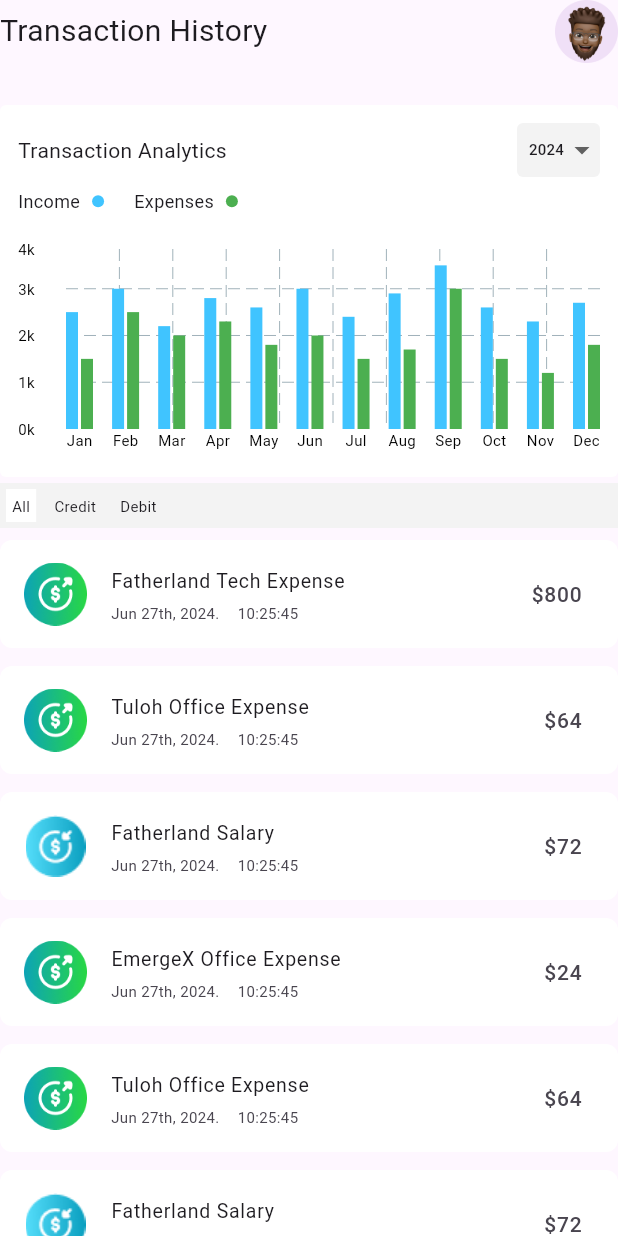
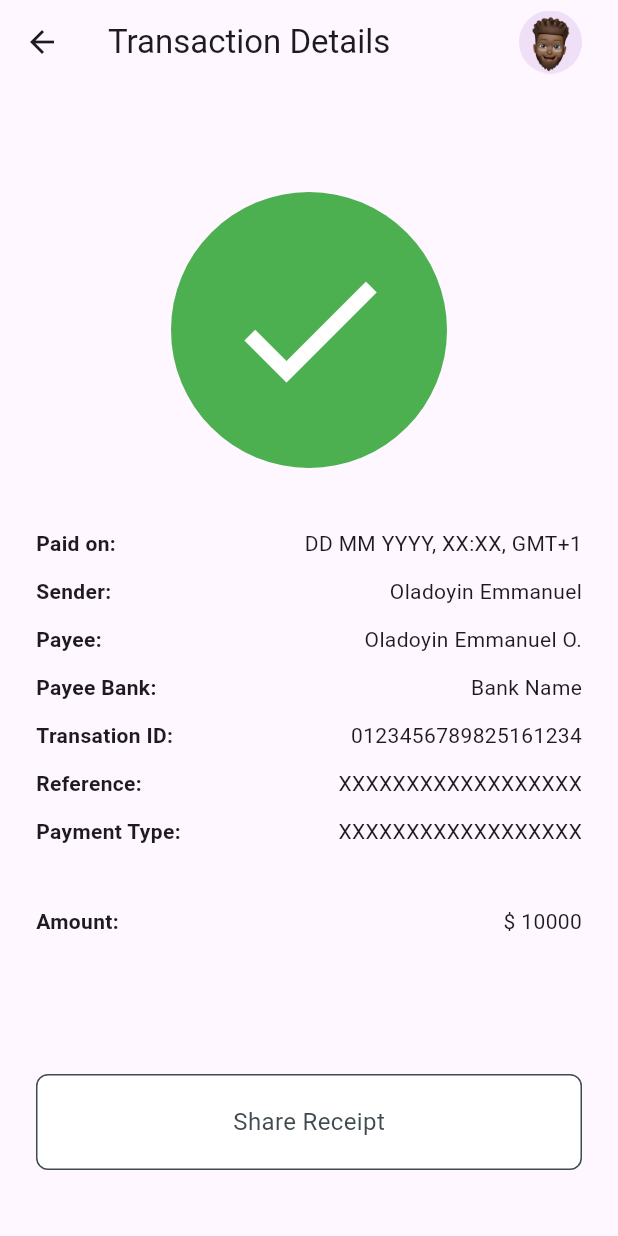
Before and after one commit to olumuyiwaa/fatherland-money, a Flutter app: the TransactionLog widget shown alone on an empty page, opened directly, after a tap on "Fatherland Tech Expense", on a phone screen of 412 x 824 dp. Run offline on Flutter 3.47's test engine with Material 3 defaults, Android fonts, the phone set to English and light mode, and no system bars; drawn by our look-alikes of fl_chart.

Commit message:
"Updated padding, font sizes, and icons in TransactionLog and TransactionHistoryCard widgets, and modified TransferAndRemitanceBalance widget layout."

```diff
--- /dev/null
+++ b/lib/pages/transaction_details.dart
@@ -0,0 +1,185 @@
+import '../pages/profile.dart';
+import 'package:flutter/material.dart';
+
+class TransactionDetails extends StatelessWidget {
+  const TransactionDetails({super.key});
+
+  @override
+  Widget build(BuildContext context) {
+    return Scaffold(
+      appBar: AppBar(
+        title: const Text('Transaction Details'),
+        centerTitle: false,
+        actions: [
+          GestureDetector(
+            onTap: () {
+              Navigator.push(context,
+                  MaterialPageRoute(builder: (context) => const Profile()));
+            },
+            child: const Image(
+              height: 42,
+              width: 42,
+              image: AssetImage('assets/image-1.png'),
+            ),
+          ),
+          const SizedBox(
+            width: 24,
+          )
+        ],
+      ),
+      body: Padding(
+          padding: const EdgeInsets.symmetric(vertical: 32, horizontal: 24),
+          child: Column(
+            mainAxisAlignment: MainAxisAlignment.spaceBetween,
+            children: [
+              Column(
+                children: [
+                  Padding(
+                    padding: const EdgeInsets.symmetric(vertical: 40),
+                    child: Container(
+                      padding: const EdgeInsets.all(32),
+                      decoration: BoxDecoration(
+                          borderRadius: BorderRadius.circular(100),
+                          color: Colors.green),
+                      child: const Icon(
+                        Icons.check,
+                        color: Colors.white,
+                        size: 120,
+                      ),
+                    ),
+                  ),
+                  const Row(
+                    mainAxisAlignment: MainAxisAlignment.spaceBetween,
+                    children: [
+                      Text(
+                        'Paid on:',
+                        style: TextStyle(fontWeight: FontWeight.bold),
+                      ),
+                      Text('DD MM YYYY, XX:XX, GMT+1'),
+                    ],
+                  ),
+                  const SizedBox(
+                    height: 12,
+                  ),
+                  const Row(
+                    mainAxisAlignment: MainAxisAlignment.spaceBetween,
+                    children: [
+                      Text(
+                        'Sender:',
+                        style: TextStyle(fontWeight: FontWeight.bold),
+                      ),
+                      Text('Oladoyin Emmanuel'),
+                    ],
+                  ),
+                  const SizedBox(
+                    height: 12,
+                  ),
+                  const Row(
+                    mainAxisAlignment: MainAxisAlignment.spaceBetween,
+                    children: [
+                      Text(
+                        'Payee:',
+                        style: TextStyle(fontWeight: FontWeight.bold),
+                      ),
+                      Text('Oladoyin Emmanuel O.'),
+                    ],
+                  ),
+                  const SizedBox(
+                    height: 12,
+                  ),
+                  const Row(
+                    mainAxisAlignment: MainAxisAlignment.spaceBetween,
+                    children: [
+                      Text(
+                        'Payee Bank:',
+                        style: TextStyle(fontWeight: FontWeight.bold),
+                      ),
+                      Text('Bank Name'),
+                    ],
+                  ),
+                  const SizedBox(
+                    height: 12,
+                  ),
+                  const Row(
+                    mainAxisAlignment: MainAxisAlignment.spaceBetween,
+                    children: [
+                      Text(
+                        'Transation ID:',
+                        style: TextStyle(fontWeight: FontWeight.bold),
+                      ),
+                      Text('0123456789825161234'),
+                    ],
+                  ),
+                  const SizedBox(
+                    height: 12,
+                  ),
+                  const Row(
+                    mainAxisAlignment: MainAxisAlignment.spaceBetween,
+                    children: [
+                      Text(
+                        'Reference:',
+                        style: TextStyle(fontWeight: FontWeight.bold),
+                      ),
+                      Text('XXXXXXXXXXXXXXXXXX'),
+                    ],
+                  ),
+                  const SizedBox(
+                    height: 12,
+                  ),
+                  const Row(
+                    mainAxisAlignment: MainAxisAlignment.spaceBetween,
+                    children: [
+                      Text(
+                        'Payment Type:',
+                        style: TextStyle(fontWeight: FontWeight.bold),
+                      ),
+                      Text('XXXXXXXXXXXXXXXXXX'),
+                    ],
+                  ),
+                  const SizedBox(
+                    height: 40,
+                  ),
+                  const Row(
+                    mainAxisAlignment: MainAxisAlignment.spaceBetween,
+                    children: [
+                      Text(
+                        'Amount:',
+                        style: TextStyle(fontWeight: FontWeight.bold),
+                      ),
+                      Text('\$ 10000'),
+                    ],
+                  )
+                ],
+              ),
+              GestureDetector(
+                onTap: () {},
+                child: Padding(
+                  padding: const EdgeInsets.only(bottom: 12),
+                  child: Container(
+                    height: 64,
+                    decoration: BoxDecoration(
+                      borderRadius: BorderRadius.circular(8),
+                      color: Colors.white,
+                      border: Border.all(
+                        color: const Color.fromARGB(224, 38, 50, 56),
+                        width: 1,
+                      ),
+                    ),
+                    child: const Align(
+                      alignment: Alignment.center,
+                      child: Text(
+                        'Share Receipt',
+                        style: TextStyle(
+                          color: Color.fromARGB(224, 38, 50, 56),
+                          fontSize: 16,
+                        ),
+                      ),
+                    ),
+                  ),
+                ),
+              ),
+            ],
+          )),
+    );
+  }
+}
--- a/lib/pages/transaction_log.dart
+++ b/lib/pages/transaction_log.dart
@@ -55,36 +55,36 @@ class TransactionLog extends StatelessWidget {
         ),
         AnalyticsWidget(),
         Container(
-          padding: EdgeInsets.all(4),
+          padding: EdgeInsets.all(8),
           color: Color.fromARGB(255, 243, 243, 243),
           child: Row(
             children: [
               Container(
                 color: Colors.white,
-                padding: EdgeInsets.all(4),
+                padding: EdgeInsets.symmetric(horizontal: 12, vertical: 6),
                 child: Text(
                   'All',
-                  style: TextStyle(fontSize: 10),
+                  style: TextStyle(fontSize: 12),
                 ),
               ),
               SizedBox(
                 width: 8,
               ),
               Container(
-                padding: EdgeInsets.all(4),
+                padding: EdgeInsets.symmetric(horizontal: 12, vertical: 6),
                 child: Text(
                   'Credit',
-                  style: TextStyle(fontSize: 10),
+                  style: TextStyle(fontSize: 12),
                 ),
               ),
               SizedBox(
                 width: 8,
               ),
               Container(
-                padding: EdgeInsets.all(4),
+                padding: EdgeInsets.symmetric(horizontal: 12, vertical: 6),
                 child: Text(
                   'Debit',
-                  style: TextStyle(fontSize: 10),
+                  style: TextStyle(fontSize: 12),
                 ),
               ),
             ],
--- a/lib/utilities/transation_history_card.dart
+++ b/lib/utilities/transation_history_card.dart
@@ -1,5 +1,6 @@
 // ignore_for_file: prefer_const_constructors, prefer_const_literals_to_create_immutables
 
+import 'package:fintech/pages/transaction_details.dart';
 import 'package:flutter/material.dart';
 
 class TransactionHistoryCard extends StatelessWidget {
@@ -30,6 +31,10 @@ class TransactionHistoryCard extends StatelessWidget {
     return Padding(
       padding: EdgeInsets.only(bottom: 12),
       child: ListTile(
+        onTap: () {
+          Navigator.push(context,
+              MaterialPageRoute(builder: (context) => TransactionDetails()));
+        },
         tileColor: Colors.white,
         shape: RoundedRectangleBorder(borderRadius: BorderRadius.circular(8.0)),
         leading: Image(
@@ -66,7 +71,6 @@ class TransactionHistoryCard extends StatelessWidget {
             fontSize: 14,
           ),
         ),
-        onTap: () {},
       ),
     );
   }
--- a/lib/utilities/transfer_and_remitance_balance.dart
+++ b/lib/utilities/transfer_and_remitance_balance.dart
@@ -54,8 +54,11 @@ class TransferAndRemitanceBalance extends StatelessWidget {
               Row(
                 children: [
                   Icon(
-                    Icons.upload,
+                    Icons.arrow_upward,
                     color: Colors.white,
+                  ),
+                  SizedBox(
+                    width: 5,
                   ),
                   Text(
                     '\$20,000',
@@ -63,15 +66,18 @@ class TransferAndRemitanceBalance extends StatelessWidget {
                   ),
                 ],
               ),
-              Text(
-                '|',
-                style: TextStyle(color: Colors.white, fontSize: 18),
+              Icon(
+                Icons.more_vert,
+                color: Colors.white,
               ),
               Row(
                 children: [
                   Icon(
-                    Icons.download,
+                    Icons.arrow_downward,
                     color: Colors.white,
+                  ),
+                  SizedBox(
+                    width: 5,
                   ),
                   Text(
                     '\$20,000',
```
